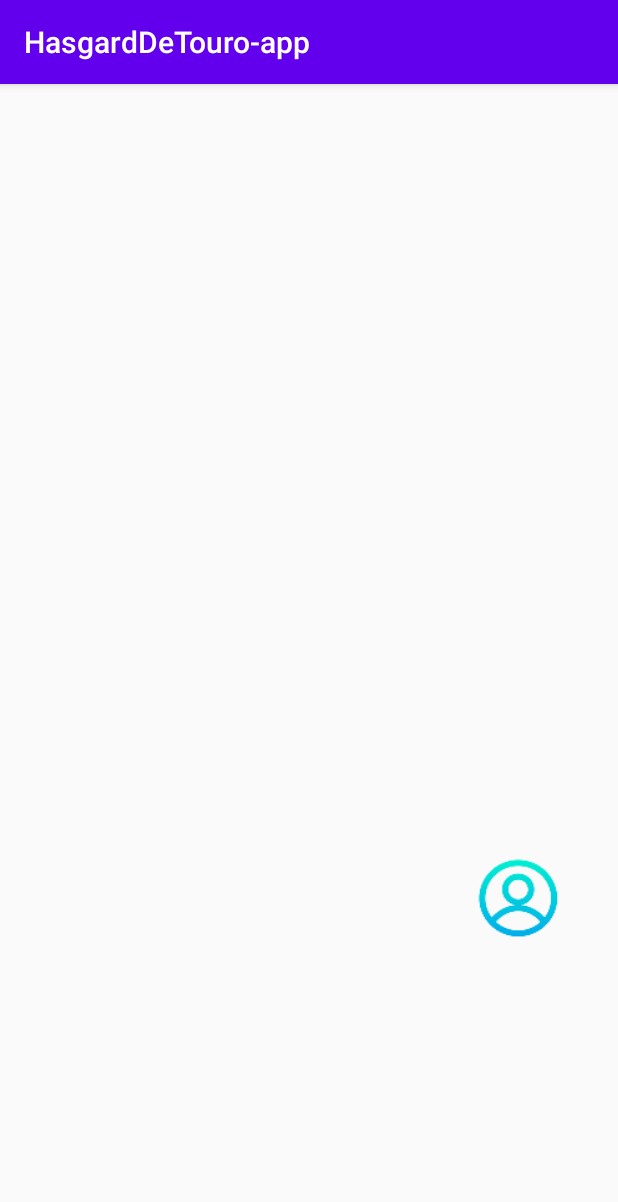
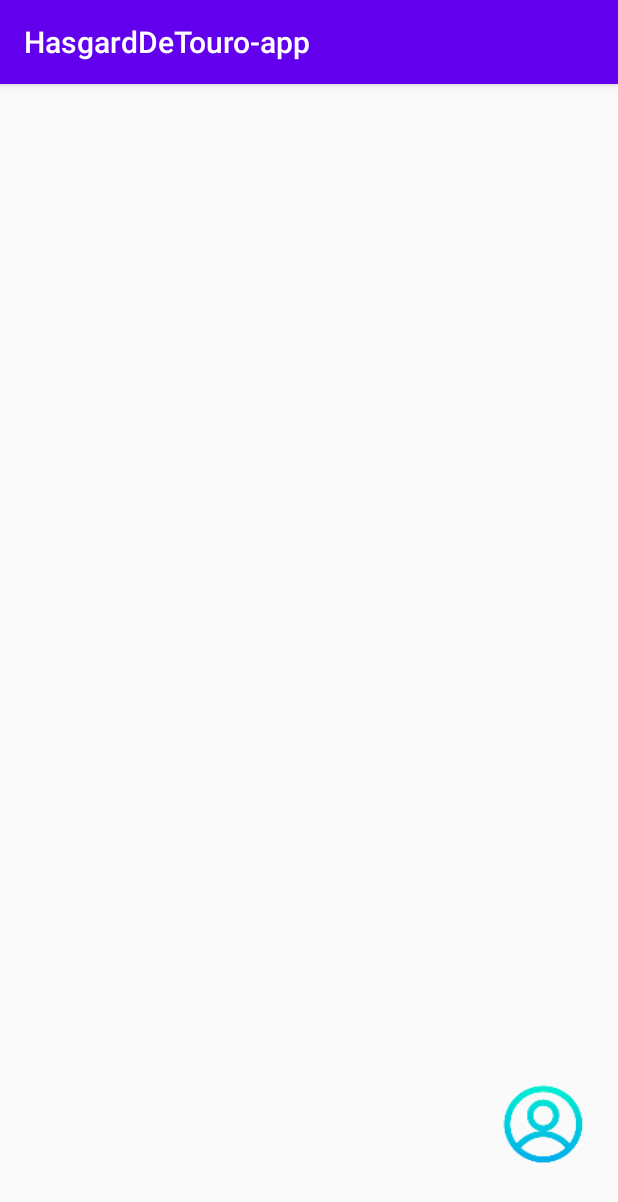
Before and after one commit to Drumering/HasgardDeTouro-app, an Android app: the screen it shows after launch (HomeActivity), on a phone screen of 412 x 824 dp. Shown: the top 1202 px of the screen. Run offline under Robolectric (Android 15) with nearby library versions, the phone set to English and light mode, and no system bars; our stand-ins replace Firebase (no records; nobody signed in at launch, a user with empty details on screens opened directly), Picasso.

Commit message:
[TASK]Updated detail activity and implemented login with google

```diff
--- a/app/build.gradle
+++ b/app/build.gradle
@@ -41,4 +41,5 @@ dependencies {
     androidTestImplementation 'androidx.test.ext:junit:1.1.1'
     androidTestImplementation 'androidx.test.espresso:espresso-core:3.2.0'
     implementation 'com.squareup.picasso:picasso:2.71828'
+    implementation 'com.google.android.gms:play-services-auth:18.0.0'
 }
--- a/app/src/main/res/layout/activity_home.xml
+++ b/app/src/main/res/layout/activity_home.xml
@@ -9,13 +9,14 @@
 
     <ListView
         android:id="@+id/list_home"
-        android:layout_width="391dp"
-        android:layout_height="487dp"
-        android:layout_marginTop="4dp"
+        android:layout_width="331dp"
+        android:layout_height="277dp"
+        app:layout_constraintBottom_toBottomOf="parent"
         app:layout_constraintEnd_toEndOf="parent"
-        app:layout_constraintHorizontal_bias="0.49"
+        app:layout_constraintHorizontal_bias="0.476"
         app:layout_constraintStart_toStartOf="parent"
-        app:layout_constraintTop_toTopOf="parent" />
+        app:layout_constraintTop_toTopOf="parent"
+        app:layout_constraintVertical_bias="0.372" />
 
     <Button
         android:id="@+id/button"
@@ -27,9 +28,9 @@
         android:scaleY="2"
         app:layout_constraintBottom_toBottomOf="parent"
         app:layout_constraintEnd_toEndOf="parent"
-        app:layout_constraintHorizontal_bias="0.906"
+        app:layout_constraintHorizontal_bias="0.953"
         app:layout_constraintStart_toStartOf="parent"
-        app:layout_constraintTop_toBottomOf="@+id/list_home"
-        app:layout_constraintVertical_bias="0.089" />
+        app:layout_constraintTop_toTopOf="parent"
+        app:layout_constraintVertical_bias="0.941" />
 
 </androidx.constraintlayout.widget.ConstraintLayout>
--- a/app/src/main/res/values/strings.xml
+++ b/app/src/main/res/values/strings.xml
@@ -3,4 +3,5 @@
     <string name="image_desc">image desc</string>
     <string name="lorem_condition">12x de R$ 100.00,00</string>
     <string name="lorem_item_dec">Lorem ipsum dolor sit amet, consectetur adipiscing elit.</string>
+    <string name="server_client_id">43325793713-02ia40os8ag8ne80csqk7959q4n64rqd.apps.googleusercontent.com</string>
 </resources>
```
Also changed, not shown: app/src/main/java/com/opet/hasgarddetouro_app/activities/AuthenticationActivity.java (+89 -0 lines).
